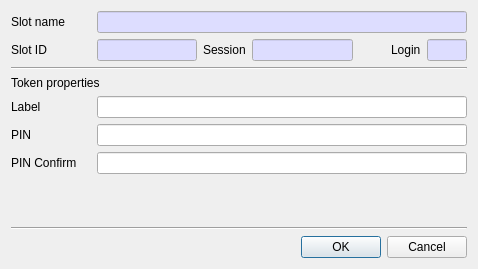
jykim74/CryptokiMan, file CryptokiMan/init_token_dlg.ui: the form before one commit.
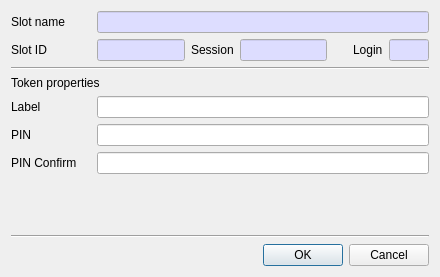
The form after the commit.

Patch:
```diff
--- a/CryptokiMan/init_token_dlg.ui
+++ b/CryptokiMan/init_token_dlg.ui
@@ -6,8 +6,8 @@
    <rect>
     <x>0</x>
     <y>0</y>
-    <width>478</width>
-    <height>269</height>
+    <width>440</width>
+    <height>277</height>
    </rect>
   </property>
   <property name="windowTitle">
@@ -34,6 +34,12 @@
      </item>
      <item row="0" column="1">
       <widget class="QLineEdit" name="mSlotNameText">
+       <property name="minimumSize">
+        <size>
+         <width>300</width>
+         <height>0</height>
+        </size>
+       </property>
        <property name="palette">
         <palette>
          <active>
```
